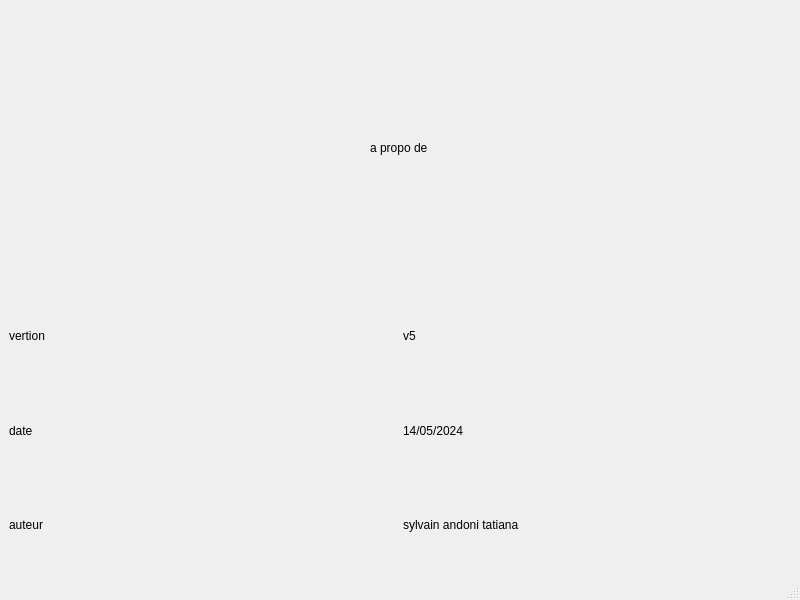
First picture: the form in v8MVP/lecteurDiaporama/aproposde.ui, repository sylvaintr/LecteurDiaporama, before the edit.
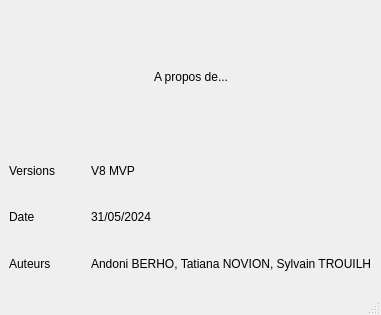
Second picture: the form after the edit.

```diff
--- a/v8MVP/lecteurDiaporama/aproposde.ui
+++ b/v8MVP/lecteurDiaporama/aproposde.ui
@@ -6,8 +6,8 @@
    <rect>
     <x>0</x>
     <y>0</y>
-    <width>800</width>
-    <height>600</height>
+    <width>381</width>
+    <height>315</height>
    </rect>
   </property>
   <property name="windowTitle">
@@ -39,7 +39,7 @@
       <item>
        <widget class="QLabel" name="label">
         <property name="text">
-         <string>a propo de </string>
+         <string>A propos de...</string>
         </property>
        </widget>
       </item>
@@ -63,42 +63,42 @@
       <item row="0" column="0">
        <widget class="QLabel" name="label_2">
         <property name="text">
-         <string>vertion </string>
+         <string>Versions</string>
         </property>
        </widget>
       </item>
       <item row="1" column="0">
        <widget class="QLabel" name="label_3">
         <property name="text">
-         <string>date</string>
+         <string>Date</string>
         </property>
        </widget>
       </item>
       <item row="2" column="0">
        <widget class="QLabel" name="label_4">
         <property name="text">
-         <string>auteur </string>
+         <string>Auteurs</string>
         </property>
        </widget>
       </item>
       <item row="2" column="1">
        <widget class="QLabel" name="label_5">
         <property name="text">
-         <string>sylvain andoni tatiana</string>
+         <string>Andoni BERHO, Tatiana NOVION, Sylvain TROUILH</string>
         </property>
        </widget>
       </item>
       <item row="1" column="1">
        <widget class="QLabel" name="label_6">
         <property name="text">
-         <string>14/05/2024</string>
+         <string>31/05/2024</string>
         </property>
        </widget>
       </item>
       <item row="0" column="1">
        <widget class="QLabel" name="label_7">
         <property name="text">
-         <string>v5</string>
+         <string>V8 MVP</string>
         </property>
        </widget>
       </item>
```
Left out of the diff: 4 changed lines with no effect on the pictures.
